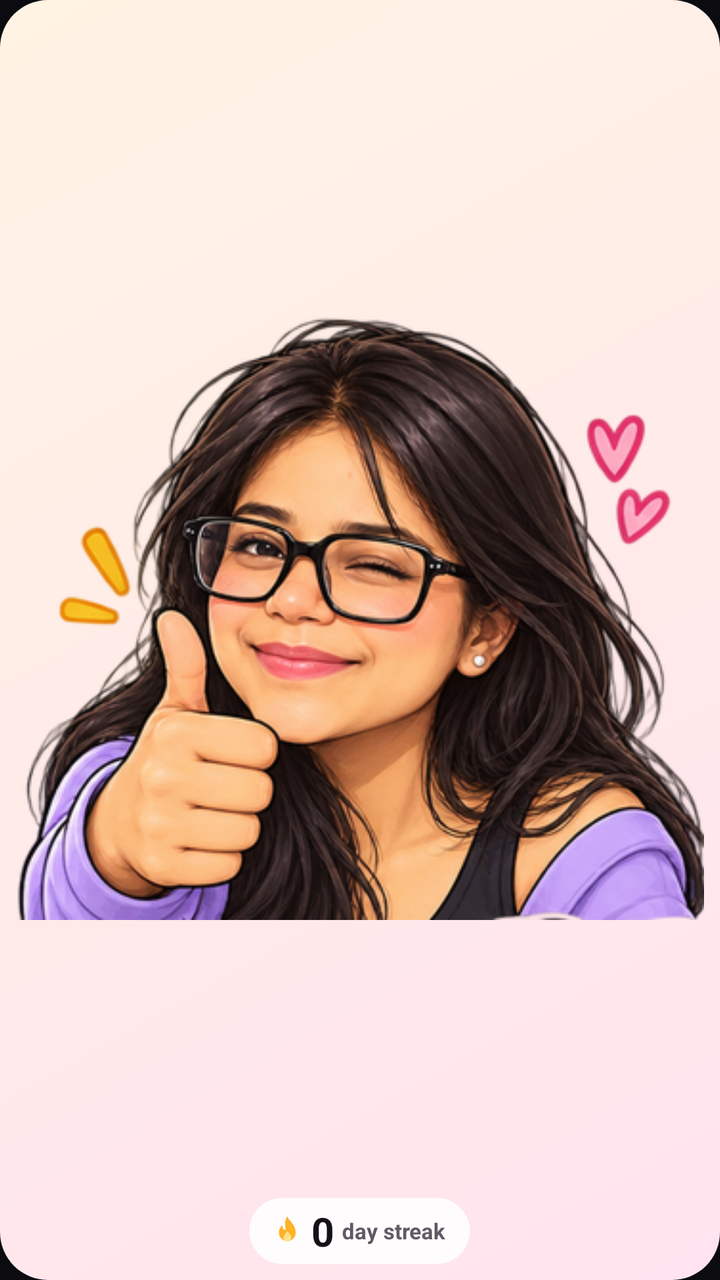
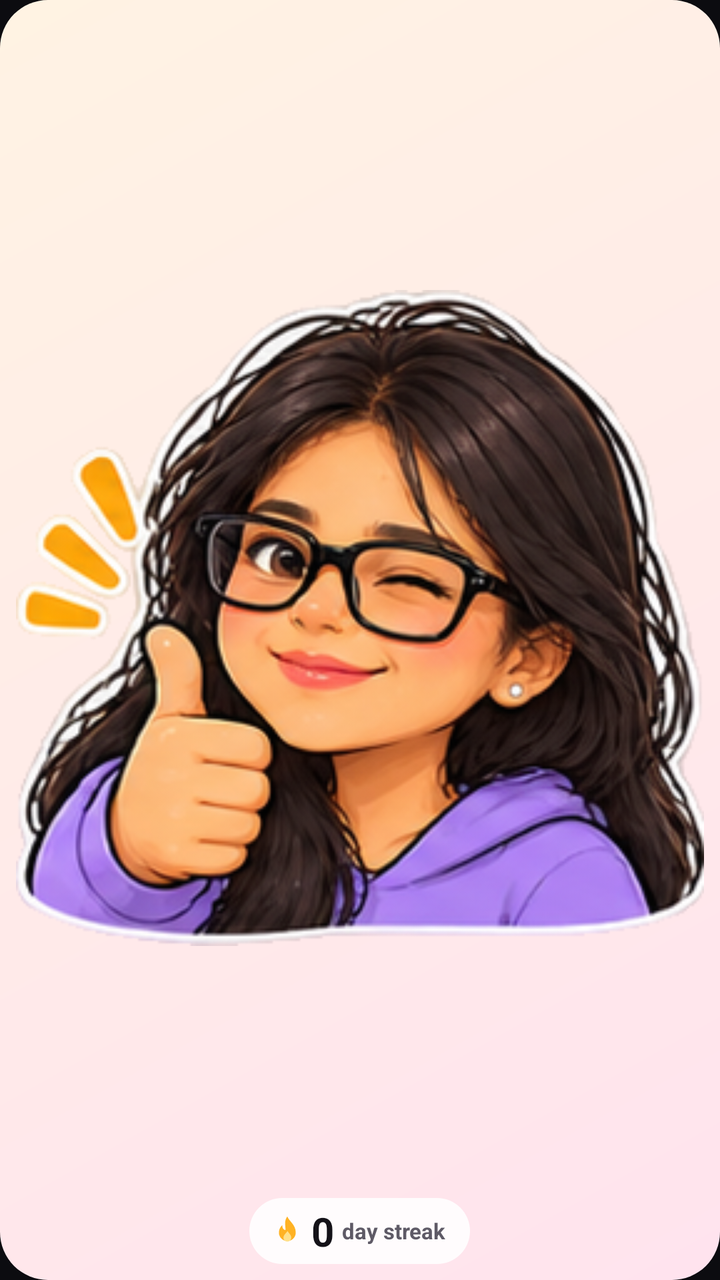

The first picture is an Android layout as it rendered before a commit; the second is the same layout after the commit. The layout source and the unified diff follow.
<!-- AndroidManifest.xml: application theme AppTheme -->
<!-- res/layout/widget_streak_small.xml -->
<?xml version="1.0" encoding="utf-8"?>
<FrameLayout xmlns:android="http://schemas.android.com/apk/res/android"
    android:id="@+id/root"
    android:layout_width="match_parent"
    android:layout_height="match_parent"
    android:background="@drawable/widget_bg"
    android:padding="8dp">

    <ImageView
        android:id="@+id/doodle"
        android:layout_width="match_parent"
        android:layout_height="match_parent"
        android:layout_marginBottom="22dp"
        android:contentDescription="@null"
        android:scaleType="fitCenter"
        android:src="@drawable/doodle_thumbsup" />

    <LinearLayout
        android:layout_width="wrap_content"
        android:layout_height="wrap_content"
        android:layout_gravity="bottom|center_horizontal"
        android:background="@drawable/widget_pill"
        android:gravity="center_vertical"
        android:orientation="horizontal"
        android:paddingStart="10dp"
        android:paddingTop="3dp"
        android:paddingEnd="12dp"
        android:paddingBottom="3dp">

        <ImageView
            android:id="@+id/flame"
            android:layout_width="18dp"
            android:layout_height="18dp"
            android:contentDescription="@null"
            android:src="@drawable/ic_widget_flame" />

        <TextView
            android:id="@+id/count"
            android:layout_width="wrap_content"
            android:layout_height="wrap_content"
            android:layout_marginStart="3dp"
            android:text="0"
            android:textColor="@color/widget_text"
            android:textSize="20sp"
            android:textStyle="bold" />

        <TextView
            android:id="@+id/label"
            android:layout_width="wrap_content"
            android:layout_height="wrap_content"
            android:layout_marginStart="4dp"
            android:text="day streak"
            android:textColor="@color/widget_muted"
            android:textSize="11sp"
            android:textStyle="bold" />
    </LinearLayout>
</FrameLayout>
<!-- resources referenced by this layout -->
<resources>
  <color name="widget_muted">#5E5A66</color>
  <color name="widget_text">#141218</color>
  <!-- drawable doodle_thumbsup: png bitmap (drawable-nodpi, 211549 bytes) -->
  <!-- drawable ic_widget_flame (drawable) -->
  <vector xmlns:android="http://schemas.android.com/apk/res/android"
      android:width="24dp" android:height="24dp" android:viewportWidth="24" android:viewportHeight="24">
      <path android:fillColor="#FFB224"
          android:pathData="M12,2.5c1.1,3.2 5.6,5.4 5.6,10.8a5.6,5.6 0,0 1,-11.2 0c0,-2.3 1.1,-3.9 2.2,-5 0,2.2 1.1,3.3 2.2,3.3 0,-3.3 -1.1,-6 1.2,-9.1z" />
      <path android:fillColor="#FFE08A"
          android:pathData="M12.2,12.2c0.6,1.5 2.4,2.4 2.4,4.5a2.6,2.6 0,0 1,-5.2 0c0,-1.6 1.3,-2.6 2.8,-4.5z" />
  </vector>
  <!-- drawable widget_bg (drawable) -->
  <?xml version="1.0" encoding="utf-8"?>
  <shape xmlns:android="http://schemas.android.com/apk/res/android" android:shape="rectangle">
      <gradient android:angle="315" android:startColor="@color/widget_bg_start" android:endColor="@color/widget_bg_end" />
      <corners android:radius="24dp" />
  </shape>
  <!-- drawable widget_pill (drawable) -->
  <?xml version="1.0" encoding="utf-8"?>
  <shape xmlns:android="http://schemas.android.com/apk/res/android" android:shape="rectangle">
      <solid android:color="@color/widget_pill" />
      <corners android:radius="99dp" />
  </shape>
  <style name="AppTheme" parent="Theme.AppCompat.DayNight.NoActionBar">
          <item name="colorPrimary">#0C0C10</item>
          <item name="colorPrimaryDark">#0C0C10</item>
          <item name="colorAccent">#C6F432</item>
          <item name="android:windowBackground">@color/splash_background</item>
      </style>
  <color name="widget_bg_start">#FFF3E3</color>
  <color name="widget_bg_end">#FFE3EE</color>
  <color name="widget_pill">#E6FFFFFF</color>
  <color name="splash_background">#0C0C10</color>
</resources>

<!-- the commit's change to res/layout/widget_streak_small.xml (unified diff, before → after) -->
@@ -13,7 +13,7 @@
         android:layout_marginBottom="22dp"
         android:contentDescription="@null"
         android:scaleType="fitCenter"
-        android:src="@drawable/doodle_thumbsup" />
+        android:src="@drawable/doodle_thumbs" />
 
     <LinearLayout
         android:layout_width="wrap_content"
<!-- resource entries referenced after the edit -->
@@ -2,7 +2,7 @@
 <resources>
   <color name="widget_muted">#5E5A66</color>
   <color name="widget_text">#141218</color>
-  <!-- drawable doodle_thumbsup: png bitmap (drawable-nodpi, 211549 bytes) -->
+  <!-- drawable doodle_thumbs: png bitmap (drawable-nodpi, 152931 bytes) -->
   <!-- drawable ic_widget_flame (drawable) -->
   <vector xmlns:android="http://schemas.android.com/apk/res/android"
       android:width="24dp" android:height="24dp" android:viewportWidth="24" android:viewportHeight="24">
